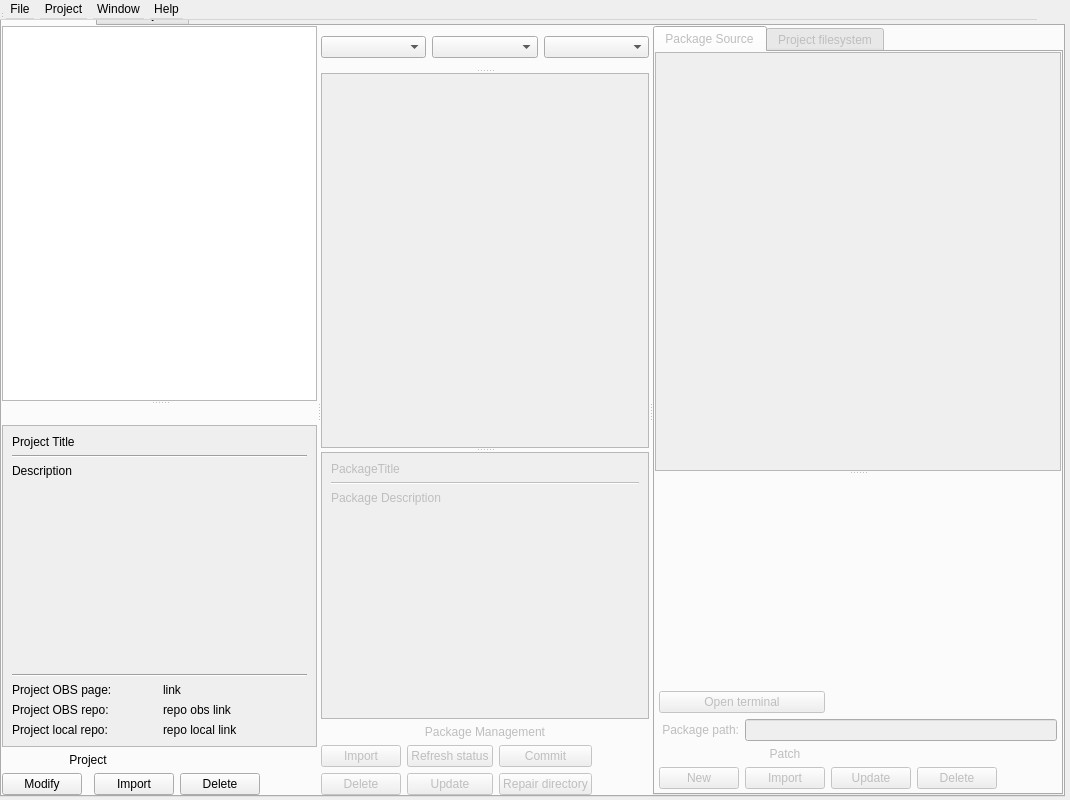
Old version of the form obslight/ObsLightGui/ui/obsLightMain.ui in the repository ronan22/obs-light.
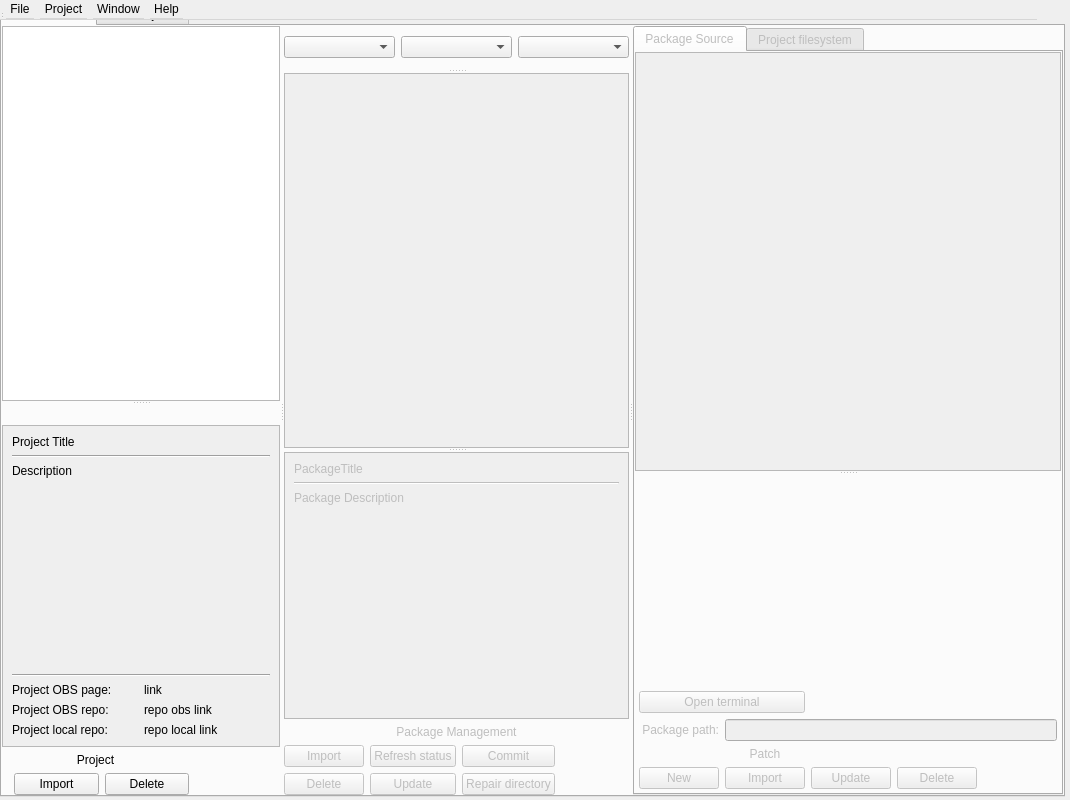
New version of the form. Icons and pictures are not drawn. Custom widgets are drawn as their Qt base class.

Commit message: - Remove modify project.

Diff of the .ui file:
```diff
--- a/obslight/ObsLightGui/ui/obsLightMain.ui
+++ b/obslight/ObsLightGui/ui/obsLightMain.ui
@@ -110,22 +110,6 @@
              <string/>
             </property>
             <layout class="QGridLayout" name="gridLayout_9">
-             <item row="6" column="0">
-              <widget class="QPushButton" name="modifyObsProjectButton">
-               <property name="sizePolicy">
-                <sizepolicy hsizetype="Expanding" vsizetype="Fixed">
-                 <horstretch>0</horstretch>
-                 <verstretch>0</verstretch>
-                </sizepolicy>
-               </property>
-               <property name="toolTip">
-                <string>Modify the configuration of the selected project.</string>
-               </property>
-               <property name="text">
-                <string>Modify</string>
-               </property>
-              </widget>
-             </item>
              <item row="3" column="0" colspan="5">
               <widget class="QScrollArea" name="scrollArea">
                <property name="minimumSize">
@@ -294,7 +278,7 @@
                </property>
               </widget>
              </item>
-             <item row="4" column="0" colspan="3">
+             <item row="4" column="0" colspan="4">
               <widget class="QLabel" name="projectLabel">
                <property name="text">
                 <string>Project</string>
```
